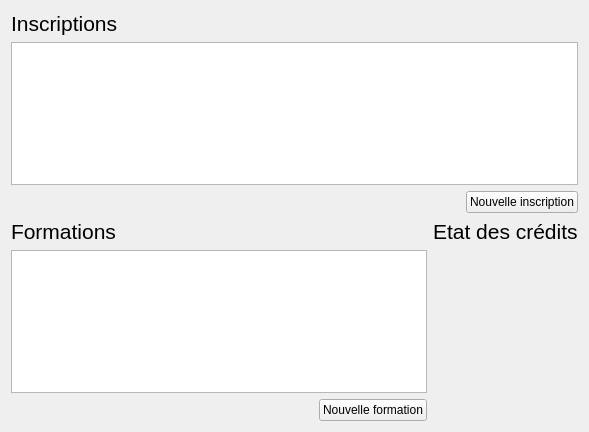
Qt form Projet/gui/fendossier.ui (dtbinh/Projet_L021) before a commit.
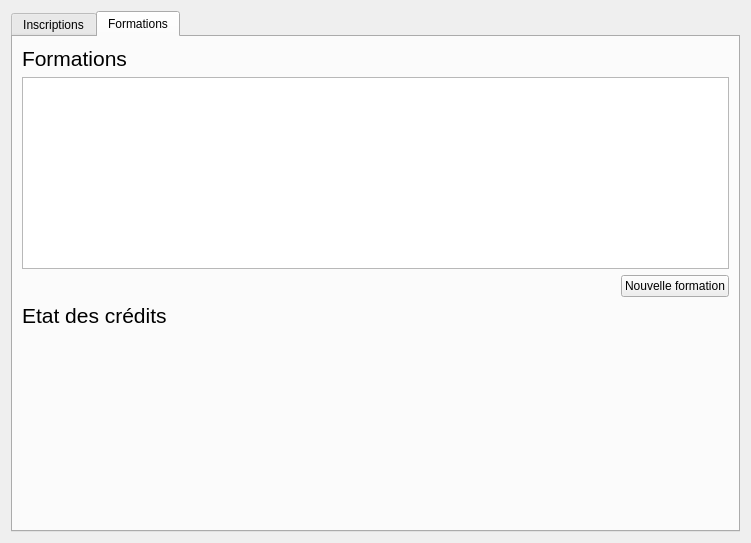
The same form after that commit.

Commit message: Formations du dossier

The edit to the form file:
```diff
--- a/Projet/gui/fendossier.ui
+++ b/Projet/gui/fendossier.ui
@@ -6,14 +6,24 @@
    <rect>
     <x>0</x>
     <y>0</y>
-    <width>589</width>
-    <height>432</height>
+    <width>751</width>
+    <height>543</height>
    </rect>
   </property>
   <property name="windowTitle">
    <string>Form</string>
   </property>
-  <layout class="QVBoxLayout" name="verticalLayout_3">
+  <layout class="QHBoxLayout" name="horizontalLayout">
+   <item>
+    <widget class="QTabWidget" name="tabWidget">
+     <property name="currentIndex">
+      <number>1</number>
+     </property>
+     <widget class="QWidget" name="tab">
+      <attribute name="title">
+       <string>Inscriptions</string>
+      </attribute>
+      <layout class="QVBoxLayout" name="verticalLayout_4">
    <item>
     <layout class="QVBoxLayout" name="verticalLayout_2">
      <item>
@@ -52,6 +62,9 @@
        <property name="selectionBehavior">
         <enum>QAbstractItemView::SelectRows</enum>
        </property>
+           <property name="sortingEnabled">
+            <bool>false</bool>
+           </property>
        <attribute name="verticalHeaderVisible">
         <bool>false</bool>
        </attribute>
@@ -67,63 +80,84 @@
     </layout>
    </item>
    <item>
-    <layout class="QHBoxLayout" name="horizontalLayout">
-     <item>
-      <layout class="QVBoxLayout" name="verticalLayout_4">
-       <item>
-        <widget class="QLabel" name="label_3">
-         <property name="sizePolicy">
-          <sizepolicy hsizetype="Preferred" vsizetype="Maximum">
-           <horstretch>0</horstretch>
-           <verstretch>0</verstretch>
-          </sizepolicy>
+        <spacer name="verticalSpacer">
+         <property name="orientation">
+          <enum>Qt::Vertical</enum>
          </property>
-         <property name="styleSheet">
-          <string notr="true">font: 16pt;</string>
+         <property name="sizeHint" stdset="0">
+          <size>
+           <width>20</width>
+           <height>40</height>
+          </size>
          </property>
-         <property name="text">
+        </spacer>
+       </item>
+      </layout>
+     </widget>
+     <widget class="QWidget" name="tab_2">
+      <attribute name="title">
           <string>Formations</string>
-         </property>
-        </widget>
-       </item>
-       <item>
-        <widget class="QTableView" name="inscriptions_2">
-         <property name="sizePolicy">
-          <sizepolicy hsizetype="Expanding" vsizetype="Maximum">
-           <horstretch>0</horstretch>
-           <verstretch>0</verstretch>
-          </sizepolicy>
-         </property>
-         <property name="editTriggers">
-          <set>QAbstractItemView::NoEditTriggers</set>
-         </property>
-         <property name="alternatingRowColors">
-          <bool>false</bool>
-         </property>
-         <property name="selectionMode">
-          <enum>QAbstractItemView::SingleSelection</enum>
-         </property>
-         <property name="selectionBehavior">
-          <enum>QAbstractItemView::SelectRows</enum>
-         </property>
-         <attribute name="verticalHeaderVisible">
-          <bool>false</bool>
-         </attribute>
-        </widget>
-       </item>
-       <item alignment="Qt::AlignRight">
-        <widget class="QPushButton" name="ajouterInscription_2">
-         <property name="text">
-          <string>Nouvelle formation</string>
-         </property>
-        </widget>
-       </item>
-      </layout>
-     </item>
-     <item>
+      </attribute>
       <layout class="QVBoxLayout" name="verticalLayout">
        <item>
-        <widget class="QLabel" name="label">
+        <layout class="QVBoxLayout" name="verticalLayout_6">
+         <item>
+          <widget class="QLabel" name="label_6">
+           <property name="sizePolicy">
+            <sizepolicy hsizetype="Preferred" vsizetype="Maximum">
+             <horstretch>0</horstretch>
+             <verstretch>0</verstretch>
+            </sizepolicy>
+           </property>
+           <property name="styleSheet">
+            <string notr="true">font: 16pt;</string>
+           </property>
+           <property name="text">
+            <string>Formations</string>
+           </property>
+          </widget>
+         </item>
+         <item>
+          <widget class="QTableView" name="formations">
+           <property name="sizePolicy">
+            <sizepolicy hsizetype="Expanding" vsizetype="Maximum">
+             <horstretch>0</horstretch>
+             <verstretch>0</verstretch>
+            </sizepolicy>
+           </property>
+           <property name="editTriggers">
+            <set>QAbstractItemView::NoEditTriggers</set>
+           </property>
+           <property name="alternatingRowColors">
+            <bool>false</bool>
+           </property>
+           <property name="selectionMode">
+            <enum>QAbstractItemView::SingleSelection</enum>
+           </property>
+           <property name="selectionBehavior">
+            <enum>QAbstractItemView::SelectRows</enum>
+           </property>
+           <property name="sortingEnabled">
+            <bool>true</bool>
+           </property>
+           <attribute name="verticalHeaderVisible">
+            <bool>false</bool>
+           </attribute>
+          </widget>
+         </item>
+         <item alignment="Qt::AlignRight">
+          <widget class="QPushButton" name="ajouterFormation">
+           <property name="text">
+            <string>Nouvelle formation</string>
+           </property>
+          </widget>
+         </item>
+        </layout>
+       </item>
+       <item>
+        <layout class="QVBoxLayout" name="verticalLayout_3">
+         <item>
+          <widget class="QLabel" name="label_4">
          <property name="sizePolicy">
           <sizepolicy hsizetype="Preferred" vsizetype="Maximum">
            <horstretch>0</horstretch>
@@ -139,11 +173,13 @@
         </widget>
        </item>
        <item>
-        <widget class="QWidget" name="formations" native="true"/>
+          <widget class="QWidget" name="creditsFormations" native="true"/>
        </item>
       </layout>
      </item>
     </layout>
+     </widget>
+    </widget>
    </item>
   </layout>
  </widget>
```
Left out of the diff: 2 changed lines with no effect on the pictures. Lines whose indentation alone changed are shown as unchanged. The commit also changes 7 other files.
